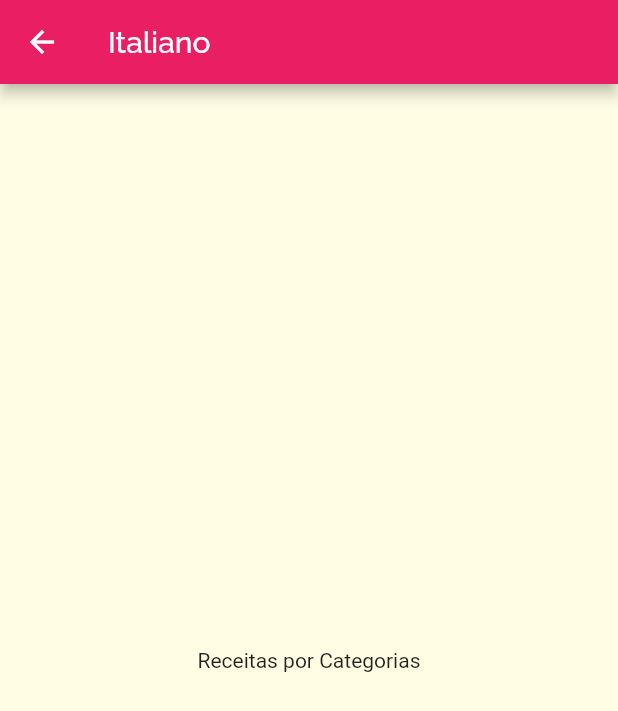
After one commit to SrAlbuquerque/Meals, a Flutter app: the screen it shows after launch, after a tap on "Italiano", on a phone screen of 412 x 824 dp. The commit adds this screen. Shown: the top 711 px of the screen. Run offline on Flutter 3.47's test engine with Material 2 defaults, Android fonts, the phone set to English and light mode, and no system bars.

Commit message:
Começando a fazer as rotas entre as páginas

```diff
--- a/lib/components/category_item.dart
+++ b/lib/components/category_item.dart
@@ -8,9 +8,20 @@ class CategoryItem extends StatelessWidget {
     this.category,
   );
 
+  void _selectCategory(BuildContext context) {
+    Navigator.of(context).pushNamed(
+      '/categories-meals',
+      arguments: category,
+    );
+  }
+
   @override
   Widget build(BuildContext context) {
-    return Container(
+    return InkWell(
+      splashColor: Theme.of(context).primaryColor,
+      borderRadius: BorderRadius.circular(15),
+      onTap: () => _selectCategory(context),
+      child: Container(
         padding: const EdgeInsets.all(15),
         child: Text(
           category.title,
@@ -27,6 +38,7 @@ class CategoryItem extends StatelessWidget {
             end: Alignment.bottomRight,
           ),
         ),
+      ),
     );
   }
 }
--- a/lib/main.dart
+++ b/lib/main.dart
@@ -1,6 +1,7 @@
 import 'package:flutter/material.dart';
 
 import 'screens/categories_screen.dart';
+import 'screens/categories _meals_screen.dart';
 
 void main() => runApp(MyApp());
 
@@ -19,6 +20,9 @@ class MyApp extends StatelessWidget {
             ),
       ),
       home: CategoriesScreen(),
+      routes: {
+        '/categories-meals': (ctx) => CategoriesMealsScreen(),
+      },
     );
   }
 }
--- /dev/null
+++ b/lib/screens/categories _meals_screen.dart
@@ -0,0 +1,18 @@
+import 'package:flutter/material.dart';
+import '../models/category.dart';
+
+class CategoriesMealsScreen extends StatelessWidget {
+  @override
+  Widget build(BuildContext context) {
+    final category = ModalRoute.of(context).settings.arguments as Category;
+
+    return Scaffold(
+      appBar: AppBar(
+        title: Text(category.title),
+      ),
+      body: Center(
+        child: Text('Receitas por Categorias'),
+      ),
+    );
+  }
+}
--- a/lib/screens/categories_screen.dart
+++ b/lib/screens/categories_screen.dart
@@ -1,5 +1,4 @@
 import 'package:flutter/material.dart';
-import 'package:meals/models/category.dart';
 import '../components/category_item.dart';
 import '../data/dummy_data.dart';
 
```
Lines whose indentation alone changed are shown as unchanged.
